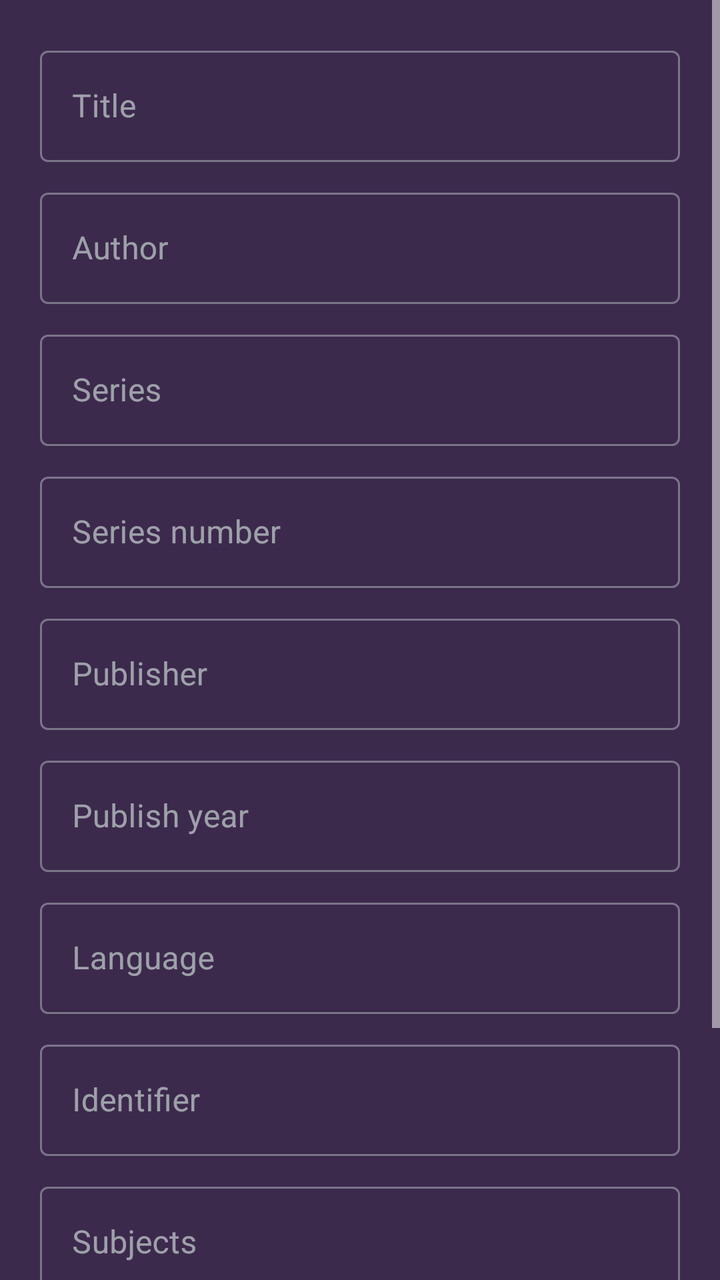
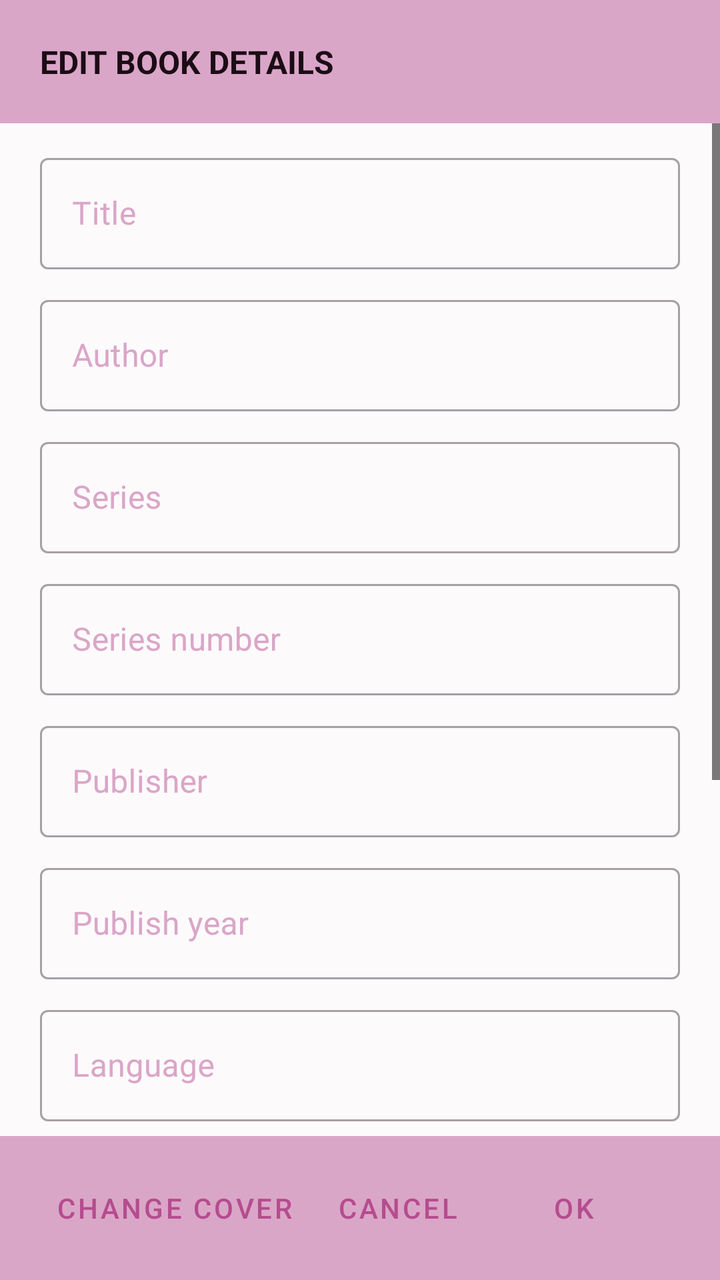

The first picture is an Android layout as it rendered before a commit; the second is the same layout after the commit. The layout source and the unified diff follow.
<!-- AndroidManifest.xml: application theme Theme.EpubReader -->
<!-- res/layout/dialog_book_edit.xml -->
<?xml version="1.0" encoding="utf-8"?>
<ScrollView xmlns:android="http://schemas.android.com/apk/res/android"
    android:layout_width="match_parent"
    android:layout_height="wrap_content"
    android:fillViewport="true">
    <LinearLayout
        android:layout_width="match_parent"
        android:layout_height="wrap_content"
        android:orientation="vertical"
        android:padding="20dp">
        <com.google.android.material.textfield.TextInputLayout android:layout_width="match_parent" android:layout_height="wrap_content" style="@style/Widget.MaterialComponents.TextInputLayout.OutlinedBox">
            <com.google.android.material.textfield.TextInputEditText android:id="@+id/titleEdit" android:layout_width="match_parent" android:layout_height="wrap_content" android:hint="@string/book_title" android:singleLine="true"/>
        </com.google.android.material.textfield.TextInputLayout>
        <com.google.android.material.textfield.TextInputLayout android:layout_width="match_parent" android:layout_height="wrap_content" android:layout_marginTop="10dp" style="@style/Widget.MaterialComponents.TextInputLayout.OutlinedBox">
            <com.google.android.material.textfield.TextInputEditText android:id="@+id/authorEdit" android:layout_width="match_parent" android:layout_height="wrap_content" android:hint="@string/book_author" android:singleLine="true"/>
        </com.google.android.material.textfield.TextInputLayout>
        <com.google.android.material.textfield.TextInputLayout android:layout_width="match_parent" android:layout_height="wrap_content" android:layout_marginTop="10dp" style="@style/Widget.MaterialComponents.TextInputLayout.OutlinedBox">
            <com.google.android.material.textfield.TextInputEditText android:id="@+id/seriesEdit" android:layout_width="match_parent" android:layout_height="wrap_content" android:hint="@string/book_series" android:singleLine="true"/>
        </com.google.android.material.textfield.TextInputLayout>
        <com.google.android.material.textfield.TextInputLayout android:layout_width="match_parent" android:layout_height="wrap_content" android:layout_marginTop="10dp" style="@style/Widget.MaterialComponents.TextInputLayout.OutlinedBox">
            <com.google.android.material.textfield.TextInputEditText android:id="@+id/seriesIndexEdit" android:layout_width="match_parent" android:layout_height="wrap_content" android:hint="@string/book_series_index" android:inputType="numberDecimal" android:singleLine="true"/>
        </com.google.android.material.textfield.TextInputLayout>
        <com.google.android.material.textfield.TextInputLayout android:layout_width="match_parent" android:layout_height="wrap_content" android:layout_marginTop="10dp" style="@style/Widget.MaterialComponents.TextInputLayout.OutlinedBox">
            <com.google.android.material.textfield.TextInputEditText android:id="@+id/publisherEdit" android:layout_width="match_parent" android:layout_height="wrap_content" android:hint="@string/book_publisher" android:singleLine="true"/>
        </com.google.android.material.textfield.TextInputLayout>
        <com.google.android.material.textfield.TextInputLayout android:layout_width="match_parent" android:layout_height="wrap_content" android:layout_marginTop="10dp" style="@style/Widget.MaterialComponents.TextInputLayout.OutlinedBox">
            <com.google.android.material.textfield.TextInputEditText android:id="@+id/yearEdit" android:layout_width="match_parent" android:layout_height="wrap_content" android:hint="@string/book_publish_year" android:inputType="number" android:singleLine="true"/>
        </com.google.android.material.textfield.TextInputLayout>
        <com.google.android.material.textfield.TextInputLayout android:layout_width="match_parent" android:layout_height="wrap_content" android:layout_marginTop="10dp" style="@style/Widget.MaterialComponents.TextInputLayout.OutlinedBox">
            <com.google.android.material.textfield.TextInputEditText android:id="@+id/languageEdit" android:layout_width="match_parent" android:layout_height="wrap_content" android:hint="@string/book_language" android:singleLine="true"/>
        </com.google.android.material.textfield.TextInputLayout>
        <com.google.android.material.textfield.TextInputLayout android:layout_width="match_parent" android:layout_height="wrap_content" android:layout_marginTop="10dp" style="@style/Widget.MaterialComponents.TextInputLayout.OutlinedBox">
            <com.google.android.material.textfield.TextInputEditText android:id="@+id/identifierEdit" android:layout_width="match_parent" android:layout_height="wrap_content" android:hint="@string/book_isbn" android:singleLine="true"/>
        </com.google.android.material.textfield.TextInputLayout>
        <com.google.android.material.textfield.TextInputLayout android:layout_width="match_parent" android:layout_height="wrap_content" android:layout_marginTop="10dp" style="@style/Widget.MaterialComponents.TextInputLayout.OutlinedBox">
            <com.google.android.material.textfield.TextInputEditText android:id="@+id/subjectsEdit" android:layout_width="match_parent" android:layout_height="wrap_content" android:hint="@string/book_subjects" android:singleLine="true"/>
        </com.google.android.material.textfield.TextInputLayout>
        <com.google.android.material.textfield.TextInputLayout android:layout_width="match_parent" android:layout_height="wrap_content" android:layout_marginTop="10dp" style="@style/Widget.MaterialComponents.TextInputLayout.OutlinedBox">
            <com.google.android.material.textfield.TextInputEditText android:id="@+id/descriptionEdit" android:layout_width="match_parent" android:layout_height="wrap_content" android:hint="@string/book_description" android:minLines="4" android:gravity="top"/>
        </com.google.android.material.textfield.TextInputLayout>
    </LinearLayout>
</ScrollView>
<!-- resources referenced by this layout -->
<resources>
  <string name="book_author">Author</string>
  <string name="book_description">Description</string>
  <string name="book_isbn">Identifier</string>
  <string name="book_language">Language</string>
  <string name="book_publish_year">Publish year</string>
  <string name="book_publisher">Publisher</string>
  <string name="book_series">Series</string>
  <string name="book_series_index">Series number</string>
  <string name="book_subjects">Subjects</string>
  <string name="book_title">Title</string>
  <style name="Theme.EpubReader" parent="Theme.MaterialComponents.DayNight.NoActionBar">
          <item name="android:windowBackground">@color/dark_bg</item>
          <item name="android:statusBarColor">@color/black</item>
          <item name="android:navigationBarColor">@color/black</item>
          <item name="android:windowLightStatusBar">false</item>
          <item name="android:windowLightNavigationBar" tools:targetApi="o_mr1">false</item>
          <item name="colorPrimary">@color/accent</item>
          <item name="colorPrimaryVariant">@color/accent_dark</item>
          <item name="colorOnPrimary">@color/white</item>
          <item name="colorSecondary">@color/secondary</item>
          <item name="colorOnSecondary">@color/white</item>
          <item name="android:colorBackground">@color/dark_bg</item>
          <item name="colorSurface">@color/dark_surface</item>
          <item name="colorOnSurface">@color/dark_text</item>
          <item name="android:textColorPrimary">@color/dark_text</item>
          <item name="android:textColorSecondary">@color/dark_text_muted</item>
          <item name="colorControlNormal">@color/white</item>
          <item name="toolbarStyle">@style/Widget.EpubReader.Toolbar</item>
          <item name="drawerArrowStyle">@style/Widget.EpubReader.DrawerArrowToggle</item>
      </style>
  <color name="dark_bg">@color/palette_eggplant</color>
  <color name="black">#000000</color>
  <color name="accent">@color/palette_plum</color>
  <color name="accent_dark">@color/palette_purple</color>
  <color name="white">#FFFFFF</color>
  <color name="secondary">@color/palette_slate</color>
  <color name="dark_surface">@color/palette_plum</color>
  <color name="dark_text">@color/palette_mint</color>
  <color name="dark_text_muted">@color/palette_slate</color>
  <style name="Widget.EpubReader.Toolbar" parent="Widget.MaterialComponents.Toolbar">
          <item name="titleTextColor">?android:textColorPrimary</item>
          <item name="subtitleTextColor">?android:textColorSecondary</item>
          <item name="navigationIconTint">?android:textColorPrimary</item>
          <item name="actionMenuTextColor">?android:textColorPrimary</item>
      </style>
  <style name="Widget.EpubReader.DrawerArrowToggle" parent="Widget.AppCompat.DrawerArrowToggle">
          <item name="color">?android:textColorPrimary</item>
      </style>
  <color name="palette_eggplant">#3C2A4D</color>
  <color name="palette_plum">#503A65</color>
  <color name="palette_purple">#574F7D</color>
  <color name="palette_slate">#95ADBE</color>
  <color name="palette_mint">#E0F0EA</color>
</resources>

<!-- the commit's change to res/layout/dialog_book_edit.xml (unified diff, before → after) -->
@@ -1,42 +1,270 @@
 <?xml version="1.0" encoding="utf-8"?>
-<ScrollView xmlns:android="http://schemas.android.com/apk/res/android"
+<LinearLayout xmlns:android="http://schemas.android.com/apk/res/android"
     android:layout_width="match_parent"
-    android:layout_height="wrap_content"
-    android:fillViewport="true">
+    android:layout_height="match_parent"
+    android:orientation="vertical"
+    android:background="@color/palette_plum">
+
     <LinearLayout
         android:layout_width="match_parent"
         android:layout_height="wrap_content"
-        android:orientation="vertical"
-        android:padding="20dp">
-        <com.google.android.material.textfield.TextInputLayout android:layout_width="match_parent" android:layout_height="wrap_content" style="@style/Widget.MaterialComponents.TextInputLayout.OutlinedBox">
-            <com.google.android.material.textfield.TextInputEditText android:id="@+id/titleEdit" android:layout_width="match_parent" android:layout_height="wrap_content" android:hint="@string/book_title" android:singleLine="true"/>
-        </com.google.android.material.textfield.TextInputLayout>
-        <com.google.android.material.textfield.TextInputLayout android:layout_width="match_parent" android:layout_height="wrap_content" android:layout_marginTop="10dp" style="@style/Widget.MaterialComponents.TextInputLayout.OutlinedBox">
-            <com.google.android.material.textfield.TextInputEditText android:id="@+id/authorEdit" android:layout_width="match_parent" android:layout_height="wrap_content" android:hint="@string/book_author" android:singleLine="true"/>
-        </com.google.android.material.textfield.TextInputLayout>
-        <com.google.android.material.textfield.TextInputLayout android:layout_width="match_parent" android:layout_height="wrap_content" android:layout_marginTop="10dp" style="@style/Widget.MaterialComponents.TextInputLayout.OutlinedBox">
-            <com.google.android.material.textfield.TextInputEditText android:id="@+id/seriesEdit" android:layout_width="match_parent" android:layout_height="wrap_content" android:hint="@string/book_series" android:singleLine="true"/>
-        </com.google.android.material.textfield.TextInputLayout>
-        <com.google.android.material.textfield.TextInputLayout android:layout_width="match_parent" android:layout_height="wrap_content" android:layout_marginTop="10dp" style="@style/Widget.MaterialComponents.TextInputLayout.OutlinedBox">
-            <com.google.android.material.textfield.TextInputEditText android:id="@+id/seriesIndexEdit" android:layout_width="match_parent" android:layout_height="wrap_content" android:hint="@string/book_series_index" android:inputType="numberDecimal" android:singleLine="true"/>
-        </com.google.android.material.textfield.TextInputLayout>
-        <com.google.android.material.textfield.TextInputLayout android:layout_width="match_parent" android:layout_height="wrap_content" android:layout_marginTop="10dp" style="@style/Widget.MaterialComponents.TextInputLayout.OutlinedBox">
-            <com.google.android.material.textfield.TextInputEditText android:id="@+id/publisherEdit" android:layout_width="match_parent" android:layout_height="wrap_content" android:hint="@string/book_publisher" android:singleLine="true"/>
-        </com.google.android.material.textfield.TextInputLayout>
-        <com.google.android.material.textfield.TextInputLayout android:layout_width="match_parent" android:layout_height="wrap_content" android:layout_marginTop="10dp" style="@style/Widget.MaterialComponents.TextInputLayout.OutlinedBox">
-            <com.google.android.material.textfield.TextInputEditText android:id="@+id/yearEdit" android:layout_width="match_parent" android:layout_height="wrap_content" android:hint="@string/book_publish_year" android:inputType="number" android:singleLine="true"/>
-        </com.google.android.material.textfield.TextInputLayout>
-        <com.google.android.material.textfield.TextInputLayout android:layout_width="match_parent" android:layout_height="wrap_content" android:layout_marginTop="10dp" style="@style/Widget.MaterialComponents.TextInputLayout.OutlinedBox">
-            <com.google.android.material.textfield.TextInputEditText android:id="@+id/languageEdit" android:layout_width="match_parent" android:layout_height="wrap_content" android:hint="@string/book_language" android:singleLine="true"/>
-        </com.google.android.material.textfield.TextInputLayout>
-        <com.google.android.material.textfield.TextInputLayout android:layout_width="match_parent" android:layout_height="wrap_content" android:layout_marginTop="10dp" style="@style/Widget.MaterialComponents.TextInputLayout.OutlinedBox">
-            <com.google.android.material.textfield.TextInputEditText android:id="@+id/identifierEdit" android:layout_width="match_parent" android:layout_height="wrap_content" android:hint="@string/book_isbn" android:singleLine="true"/>
-        </com.google.android.material.textfield.TextInputLayout>
-        <com.google.android.material.textfield.TextInputLayout android:layout_width="match_parent" android:layout_height="wrap_content" android:layout_marginTop="10dp" style="@style/Widget.MaterialComponents.TextInputLayout.OutlinedBox">
-            <com.google.android.material.textfield.TextInputEditText android:id="@+id/subjectsEdit" android:layout_width="match_parent" android:layout_height="wrap_content" android:hint="@string/book_subjects" android:singleLine="true"/>
-        </com.google.android.material.textfield.TextInputLayout>
-        <com.google.android.material.textfield.TextInputLayout android:layout_width="match_parent" android:layout_height="wrap_content" android:layout_marginTop="10dp" style="@style/Widget.MaterialComponents.TextInputLayout.OutlinedBox">
-            <com.google.android.material.textfield.TextInputEditText android:id="@+id/descriptionEdit" android:layout_width="match_parent" android:layout_height="wrap_content" android:hint="@string/book_description" android:minLines="4" android:gravity="top"/>
-        </com.google.android.material.textfield.TextInputLayout>
+        android:orientation="horizontal"
+        android:gravity="center_vertical"
+        android:paddingStart="@dimen/app_row_content_padding_h"
+        android:paddingEnd="@dimen/app_row_content_padding_h"
+        android:paddingTop="@dimen/app_row_content_padding_h"
+        android:paddingBottom="@dimen/app_row_content_padding_h"
+        android:background="@color/palette_plum">
+
+        <TextView
+            android:id="@+id/header"
+            android:layout_width="match_parent"
+            android:layout_height="wrap_content"
+            android:text="@string/edit_book_details"
+            android:textColor="@color/palette_mint"
+            android:textSize="16sp"
+            android:textStyle="bold"
+            android:textAllCaps="true" />
     </LinearLayout>
-</ScrollView>
+
+    <ScrollView
+        android:layout_width="match_parent"
+        android:layout_height="0dp"
+        android:layout_weight="1"
+        android:background="@color/palette_eggplant"
+        android:fillViewport="true">
+        <LinearLayout
+            android:layout_width="match_parent"
+            android:layout_height="wrap_content"
+            android:orientation="vertical"
+            android:background="@color/palette_eggplant"
+            android:paddingStart="@dimen/app_row_content_padding_h"
+            android:paddingEnd="@dimen/app_row_content_padding_h"
+            android:paddingTop="12dp"
+            android:paddingBottom="12dp">
+
+            <com.google.android.material.textfield.TextInputLayout
+                android:layout_width="match_parent"
+                android:layout_height="wrap_content"
+                style="@style/Widget.MaterialComponents.TextInputLayout.OutlinedBox"
+                android:textColorHint="@color/palette_plum">
+
+                <com.google.android.material.textfield.TextInputEditText
+                    android:id="@+id/titleEdit"
+                    android:layout_width="match_parent"
+                    android:layout_height="wrap_content"
+                    android:hint="@string/book_title"
+                    android:textColorHint="@color/palette_plum"
+                    android:textColor="@color/palette_mint"
+                    android:singleLine="true"/>
+
+            </com.google.android.material.textfield.TextInputLayout>
+
+            <com.google.android.material.textfield.TextInputLayout
+                android:layout_width="match_parent"
+                android:layout_height="wrap_content"
+                android:layout_marginTop="10dp"
+                style="@style/Widget.MaterialComponents.TextInputLayout.OutlinedBox"
+                android:textColorHint="@color/palette_plum">
+
+                <com.google.android.material.textfield.TextInputEditText
+                    android:id="@+id/authorEdit"
+                    android:layout_width="match_parent"
+                    android:layout_height="wrap_content"
+                    android:hint="@string/book_author"
+                    android:textColorHint="@color/palette_plum"
+                    android:textColor="@color/palette_mint"
+                    android:singleLine="true"/>
+
+            </com.google.android.material.textfield.TextInputLayout>
+
+            <com.google.android.material.textfield.TextInputLayout
+                android:layout_width="match_parent"
+                android:layout_height="wrap_content"
+                android:layout_marginTop="10dp"
+                style="@style/Widget.MaterialComponents.TextInputLayout.OutlinedBox"
+                android:textColorHint="@color/palette_plum">
+
+                <com.google.android.material.textfield.TextInputEditText
+                    android:id="@+id/seriesEdit"
+                    android:layout_width="match_parent"
+                    android:layout_height="wrap_content"
+                    android:hint="@string/book_series"
+                    android:textColorHint="@color/palette_plum"
+                    android:textColor="@color/palette_mint"
+                    android:singleLine="true"/>
+
+            </com.google.android.material.textfield.TextInputLayout>
+
+            <com.google.android.material.textfield.TextInputLayout
+                android:layout_width="match_parent"
+                android:layout_height="wrap_content"
+                android:layout_marginTop="10dp"
+                style="@style/Widget.MaterialComponents.TextInputLayout.OutlinedBox"
+                android:textColorHint="@color/palette_plum">
+
+                <com.google.android.material.textfield.TextInputEditText
+                    android:id="@+id/seriesIndexEdit"
+                    android:layout_width="match_parent"
+                    android:layout_height="wrap_content"
+                    android:hint="@string/book_series_index"
+                    android:textColorHint="@color/palette_plum"
+                    android:textColor="@color/palette_mint"
+                    android:inputType="numberDecimal"
+                    android:singleLine="true"/>
+
+            </com.google.android.material.textfield.TextInputLayout>
+
+            <com.google.android.material.textfield.TextInputLayout
+                android:layout_width="match_parent"
+                android:layout_height="wrap_content"
+                android:layout_marginTop="10dp"
+                style="@style/Widget.MaterialComponents.TextInputLayout.OutlinedBox"
+                android:textColorHint="@color/palette_plum">
+
+                <com.google.android.material.textfield.TextInputEditText
+                    android:id="@+id/publisherEdit"
+                    android:layout_width="match_parent"
+                    android:layout_height="wrap_content"
+                    android:hint="@string/book_publisher"
+                    android:textColorHint="@color/palette_plum"
+                    android:textColor="@color/palette_mint"
+                    android:singleLine="true"/>
+
+            </com.google.android.material.textfield.TextInputLayout>
+
+            <com.google.android.material.textfield.TextInputLayout
+                android:layout_width="match_parent"
+                android:layout_height="wrap_content"
+                android:layout_marginTop="10dp"
+                style="@style/Widget.MaterialComponents.TextInputLayout.OutlinedBox"
+                android:textColorHint="@color/palette_plum">
+
+                <com.google.android.material.textfield.TextInputEditText
+                    android:id="@+id/yearEdit"
+                    android:layout_width="match_parent"
+                    android:layout_height="wrap_content"
+                    android:hint="@string/book_publish_year"
+                    android:textColorHint="@color/palette_plum"
+                    android:textColor="@color/palette_mint"
+                    android:inputType="number"
+                    android:singleLine="true"/>
+
+            </com.google.android.material.textfield.TextInputLayout>
+
+            <com.google.android.material.textfield.TextInputLayout
+                android:layout_width="match_parent"
+                android:layout_height="wrap_content"
+                android:layout_marginTop="10dp"
+                style="@style/Widget.MaterialComponents.TextInputLayout.OutlinedBox"
+                android:textColorHint="@color/palette_plum">
+
+                <com.google.android.material.textfield.TextInputEditText
+                    android:id="@+id/languageEdit"
+                    android:layout_width="match_parent"
+                    android:layout_height="wrap_content"
+                    android:hint="@string/book_language"
+                    android:textColorHint="@color/palette_plum"
+                    android:textColor="@color/palette_mint"
+                    android:singleLine="true"/>
+
+            </com.google.android.material.textfield.TextInputLayout>
+
+            <com.google.android.material.textfield.TextInputLayout
+                android:layout_width="match_parent"
+                android:layout_height="wrap_content"
+                android:layout_marginTop="10dp"
+                style="@style/Widget.MaterialComponents.TextInputLayout.OutlinedBox"
+                android:textColorHint="@color/palette_plum">
+
+                <com.google.android.material.textfield.TextInputEditText
+                    android:id="@+id/identifierEdit"
+                    android:layout_width="match_parent"
+                    android:layout_height="wrap_content"
+                    android:hint="@string/book_isbn"
+                    android:textColorHint="@color/palette_plum"
+                    android:textColor="@color/palette_mint"
+                    android:singleLine="true"/>
+
+            </com.google.android.material.textfield.TextInputLayout>
+
+            <com.google.android.material.textfield.TextInputLayout
+                android:layout_width="match_parent"
+                android:layout_height="wrap_content"
+                android:layout_marginTop="10dp"
+                style="@style/Widget.MaterialComponents.TextInputLayout.OutlinedBox"
+                android:textColorHint="@color/palette_plum">
+
+                <com.google.android.material.textfield.TextInputEditText
+                    android:id="@+id/subjectsEdit"
+                    android:layout_width="match_parent"
+                    android:layout_height="wrap_content"
+                    android:hint="@string/book_subjects"
+                    android:textColorHint="@color/palette_plum"
+                    android:textColor="@color/palette_mint"
+                    android:singleLine="true"/>
+
+            </com.google.android.material.textfield.TextInputLayout>
+
+            <com.google.android.material.textfield.TextInputLayout
+                android:layout_width="match_parent"
+                android:layout_height="wrap_content"
+                android:layout_marginTop="10dp"
+                style="@style/Widget.MaterialComponents.TextInputLayout.OutlinedBox"
+                android:textColorHint="@color/palette_plum">
+
+                <com.google.android.material.textfield.TextInputEditText
+                    android:id="@+id/descriptionEdit"
+                    android:layout_width="match_parent"
+                    android:layout_height="wrap_content"
+                    android:hint="@string/book_description"
+                    android:textColorHint="@color/palette_plum"
+                    android:textColor="@color/palette_mint"
+                    android:minLines="4"
+                    android:gravity="top"/>
+
+            </com.google.android.material.textfield.TextInputLayout>
+
+        </LinearLayout>
+    </ScrollView>
+
+    <LinearLayout
+        android:id="@+id/footer"
+        android:layout_width="match_parent"
+        android:layout_height="wrap_content"
+        android:orientation="horizontal"
+        android:gravity="center_vertical"
+        android:paddingStart="@dimen/app_row_content_padding_h"
+        android:paddingEnd="@dimen/app_row_content_padding_h"
+        android:paddingTop="12dp"
+        android:paddingBottom="12dp"
+        android:background="@color/palette_plum">
+
+        <com.google.android.material.button.MaterialButton
+            android:id="@+id/btnCover"
+            style="@style/Widget.MaterialComponents.Button.TextButton"
+            android:layout_width="wrap_content"
+            android:layout_height="wrap_content"
+            android:text="@string/edit_book_cover"
+            android:textColor="@color/palette_violet"
+            android:gravity="start|center_vertical" />
+
+        <com.google.android.material.button.MaterialButton
+            android:id="@+id/btnCancel"
+            style="@style/Widget.MaterialComponents.Button.TextButton"
+            android:layout_width="wrap_content"
+            android:layout_height="wrap_content"
+            android:text="@string/cancel"
+            android:textColor="@color/palette_violet" />
+
+        <com.google.android.material.button.MaterialButton
+            android:id="@+id/btnOk"
+            style="@style/Widget.MaterialComponents.Button.TextButton"
+            android:layout_width="wrap_content"
+            android:layout_height="wrap_content"
+            android:text="@string/ok"
+            android:textColor="@color/palette_violet" />
+
+    </LinearLayout>
+
+</LinearLayout>
<!-- resource entries referenced after the edit -->
@@ -10,48 +10,57 @@
   <string name="book_series_index">Series number</string>
   <string name="book_subjects">Subjects</string>
   <string name="book_title">Title</string>
+  <string name="cancel">Cancel</string>
+  <string name="edit_book_cover">Change cover</string>
+  <string name="edit_book_details">Edit book details</string>
+  <string name="ok">OK</string>
   <style name="Theme.EpubReader" parent="Theme.MaterialComponents.DayNight.NoActionBar">
-          <item name="android:windowBackground">@color/dark_bg</item>
+          <item name="android:windowBackground">@color/palette_eggplant</item>
           <item name="android:statusBarColor">@color/black</item>
           <item name="android:navigationBarColor">@color/black</item>
           <item name="android:windowLightStatusBar">false</item>
           <item name="android:windowLightNavigationBar" tools:targetApi="o_mr1">false</item>
-          <item name="colorPrimary">@color/accent</item>
-          <item name="colorPrimaryVariant">@color/accent_dark</item>
+          <item name="android:windowNoTitle">true</item>
+          <item name="android:windowContentOverlay">@null</item>
+          <item name="android:enforceStatusBarContrast" tools:targetApi="q">false</item>
+          <item name="android:enforceNavigationBarContrast" tools:targetApi="q">false</item>
+          <item name="colorPrimary">@color/palette_plum</item>
+          <item name="colorPrimaryVariant">@color/palette_purple</item>
           <item name="colorOnPrimary">@color/white</item>
-          <item name="colorSecondary">@color/secondary</item>
+          <item name="colorSecondary">@color/palette_slate</item>
           <item name="colorOnSecondary">@color/white</item>
-          <item name="android:colorBackground">@color/dark_bg</item>
-          <item name="colorSurface">@color/dark_surface</item>
-          <item name="colorOnSurface">@color/dark_text</item>
-          <item name="android:textColorPrimary">@color/dark_text</item>
-          <item name="android:textColorSecondary">@color/dark_text_muted</item>
+          <item name="android:colorBackground">@color/palette_eggplant</item>
+          <item name="colorSurface">@color/palette_plum</item>
+          <item name="colorOnSurface">@color/palette_mint</item>
+          <item name="android:textColorPrimary">@color/palette_mint</item>
+          <item name="android:textColorSecondary">@color/palette_slate</item>
           <item name="colorControlNormal">@color/white</item>
           <item name="toolbarStyle">@style/Widget.EpubReader.Toolbar</item>
           <item name="drawerArrowStyle">@style/Widget.EpubReader.DrawerArrowToggle</item>
       </style>
-  <color name="dark_bg">@color/palette_eggplant</color>
-  <color name="black">#000000</color>
-  <color name="accent">@color/palette_plum</color>
-  <color name="accent_dark">@color/palette_purple</color>
-  <color name="white">#FFFFFF</color>
-  <color name="secondary">@color/palette_slate</color>
-  <color name="dark_surface">@color/palette_plum</color>
-  <color name="dark_text">@color/palette_mint</color>
-  <color name="dark_text_muted">@color/palette_slate</color>
+  <color name="palette_plum_wine">#fdfafc</color>
+  <color name="palette_china">#1c0c16</color>
+  <color name="palette_copper_rose">#daa6c7</color>
+  <color name="palette_blush_mauve">#b54c8e</color>
+  <color name="black">#FFFFFF</color>
+  <color name="white">#000000</color>
   <style name="Widget.EpubReader.Toolbar" parent="Widget.MaterialComponents.Toolbar">
-          <item name="titleTextColor">?android:textColorPrimary</item>
-          <item name="subtitleTextColor">?android:textColorSecondary</item>
-          <item name="navigationIconTint">?android:textColorPrimary</item>
-          <item name="actionMenuTextColor">?android:textColorPrimary</item>
+          <item name="titleTextColor">@color/palette_mint</item>
+          <item name="subtitleTextColor">@color/palette_slate</item>
+          <item name="navigationIconTint">@color/palette_mint</item>
+          <item name="actionMenuTextColor">@color/palette_mint</item>
       </style>
   <style name="Widget.EpubReader.DrawerArrowToggle" parent="Widget.AppCompat.DrawerArrowToggle">
-          <item name="color">?android:textColorPrimary</item>
+          <item name="color">@color/palette_mint</item>
       </style>
-  <color name="palette_eggplant">#3C2A4D</color>
-  <color name="palette_plum">#503A65</color>
-  <color name="palette_purple">#574F7D</color>
-  <color name="palette_slate">#95ADBE</color>
-  <color name="palette_mint">#E0F0EA</color>
+  <color name="palette_rose_water">#823666</color>
+  <color name="palette_dusty_rose">#4f213e</color>
+  <color name="palette_eggplant">@color/palette_plum_wine</color>
+  <color name="palette_plum">@color/palette_copper_rose</color>
+  <color name="palette_violet">@color/palette_blush_mauve</color>
+  <dimen name="app_row_content_padding_h">20dp</dimen>
+  <color name="palette_purple">@color/palette_rose_water</color>
+  <color name="palette_slate">@color/palette_dusty_rose</color>
+  <color name="palette_mint">@color/palette_china</color>
 </resources>
 
